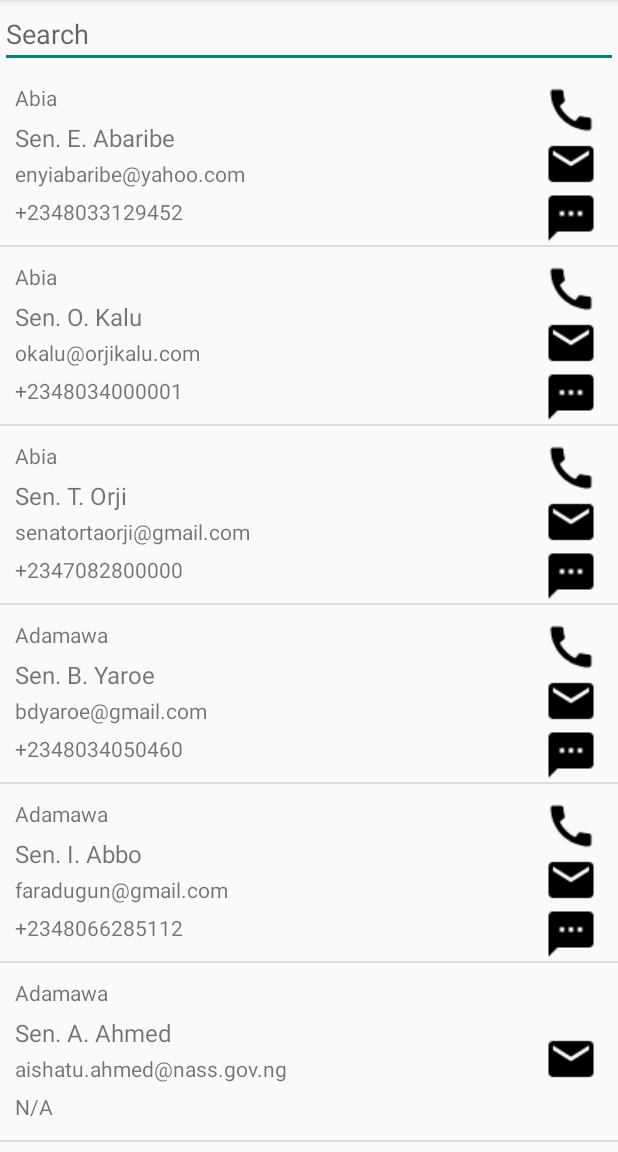
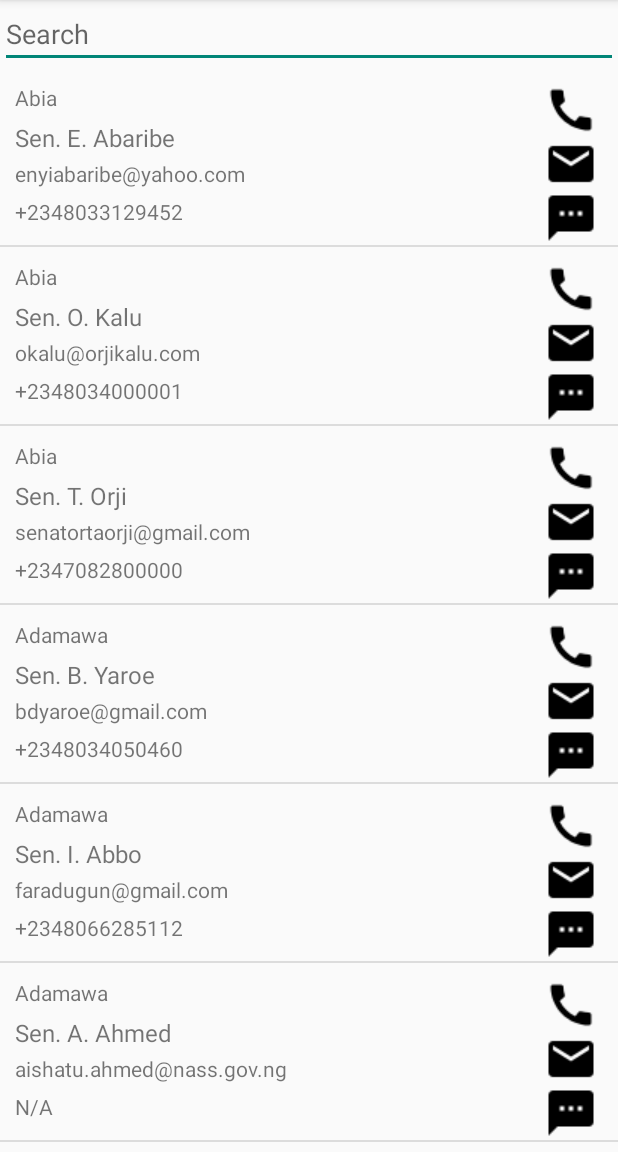
Before and after one commit to chygoz2/Nigerian-Senators-Phonebook, an Android app: the screen it shows after launch (MainActivity), after a tap on an icon or button, on a phone screen of 412 x 824 dp, the part 84-1236 px from its top. Run offline under Robolectric (Android 15) with nearby library versions, the phone set to English and light mode, and no system bars.

Commit message:
Used toast to display message if user tries to click on text or call icons and phone number isn't available

```diff
--- a/app/src/main/java/com/chigozie/nigeriansenatorsphonebook/MyCustomRecyclerViewAdapter.java
+++ b/app/src/main/java/com/chigozie/nigeriansenatorsphonebook/MyCustomRecyclerViewAdapter.java
@@ -8,6 +8,7 @@ import android.view.View;
 import android.view.ViewGroup;
 import android.widget.ImageView;
 import android.widget.TextView;
+import android.widget.Toast;
 
 public class MyCustomRecyclerViewAdapter extends RecyclerView.Adapter<MyCustomRecyclerViewAdapter.MyViewHolder> {
     private Cursor cursor;
@@ -45,7 +46,7 @@ public class MyCustomRecyclerViewAdapter extends RecyclerView.Adapter<MyCustomRe
 
     @Override
     public void onBindViewHolder(MyViewHolder holder, int position) {
-        View view = holder.view;
+        final View view = holder.view;
         cursor.moveToPosition(position);
         TextView name = view.findViewById(R.id.name);
         TextView email = view.findViewById(R.id.email);
@@ -64,16 +65,18 @@ public class MyCustomRecyclerViewAdapter extends RecyclerView.Adapter<MyCustomRe
         ImageView callIcon = view.findViewById(R.id.callIcon);
         ImageView textIcon = view.findViewById(R.id.textIcon);
 
-        if (phoneNumber.equals("N/A")) {
-            callIcon.setVisibility(View.INVISIBLE);
-            textIcon.setVisibility(View.INVISIBLE);
-        }
+//        if (phoneNumber.equals("N/A")) {
+//            callIcon.setVisibility(View.GONE);
+//            textIcon.setVisibility(View.GONE);
+//        }
 
         callIcon.setOnClickListener(new View.OnClickListener() {
             @Override
             public void onClick(View v) {
                 if (!phoneNumber.equals("N/A")) {
                     actionInterface.onPhoneCallClickListener(phoneNumber);
+                } else {
+                    Toast.makeText(view.getContext(), "Phone number not available", Toast.LENGTH_SHORT).show();
                 }
             }
         });
@@ -88,7 +91,11 @@ public class MyCustomRecyclerViewAdapter extends RecyclerView.Adapter<MyCustomRe
         textIcon.setOnClickListener(new View.OnClickListener() {
             @Override
             public void onClick(View v) {
-                actionInterface.onSmsClickListener(phoneNumber, nameText);
+                if (phoneNumber.equals("N/A")) {
+                    Toast.makeText(view.getContext(), "Phone number not available", Toast.LENGTH_SHORT).show();
+                } else {
+                    actionInterface.onSmsClickListener(phoneNumber, nameText);
+                }
             }
         });
 //        phone.setCompoundDrawablesWithIntrinsicBounds(R.drawable.icons8_android_24, 0, 0, 0);
```
